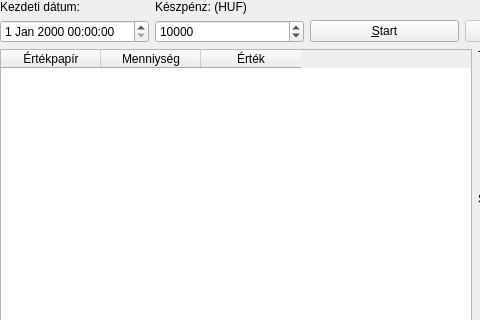
Above: intellistock/ui/ui_simulation.ui from morta-code/IntelliStock before the change; both pictures show x 0 to 480 and y 0 to 320 of the 614 by 476 pixel window. Below: the same form after it.
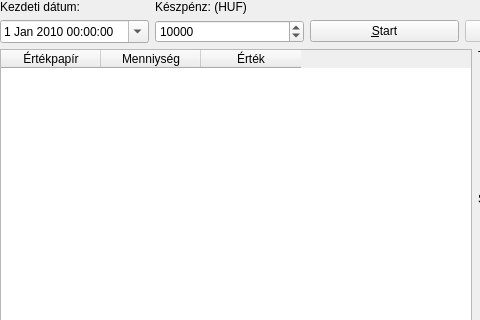
That is the form after the change.

What changed in the file:
```diff
--- a/intellistock/ui/ui_simulation.ui
+++ b/intellistock/ui/ui_simulation.ui
@@ -23,7 +23,21 @@
    <item>
     <layout class="QGridLayout" name="gridLayout">
      <item row="1" column="0">
-      <widget class="QDateTimeEdit" name="dateTime_start"/>
+      <widget class="QDateTimeEdit" name="dateTime_start">
+       <property name="dateTime">
+        <datetime>
+         <hour>0</hour>
+         <minute>0</minute>
+         <second>0</second>
+         <year>2010</year>
+         <month>1</month>
+         <day>1</day>
+        </datetime>
+       </property>
+       <property name="calendarPopup">
+        <bool>true</bool>
+       </property>
+      </widget>
      </item>
      <item row="0" column="0">
       <widget class="QLabel" name="label">
```
Left out of the diff: 12 changed lines with no effect on the pictures.
